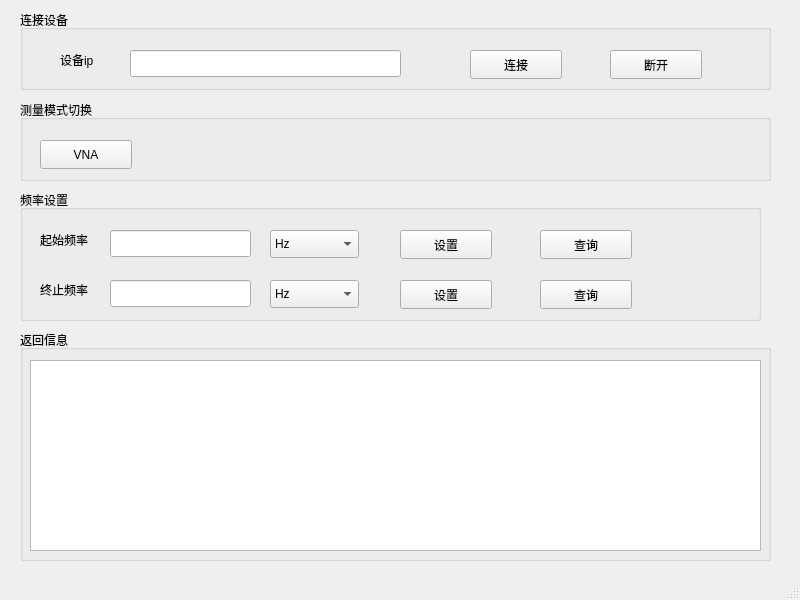
Above: VNA_rotat_sampling/mainwindow.ui from J4nnA/oldRoll before the change. Below: the same form after it.
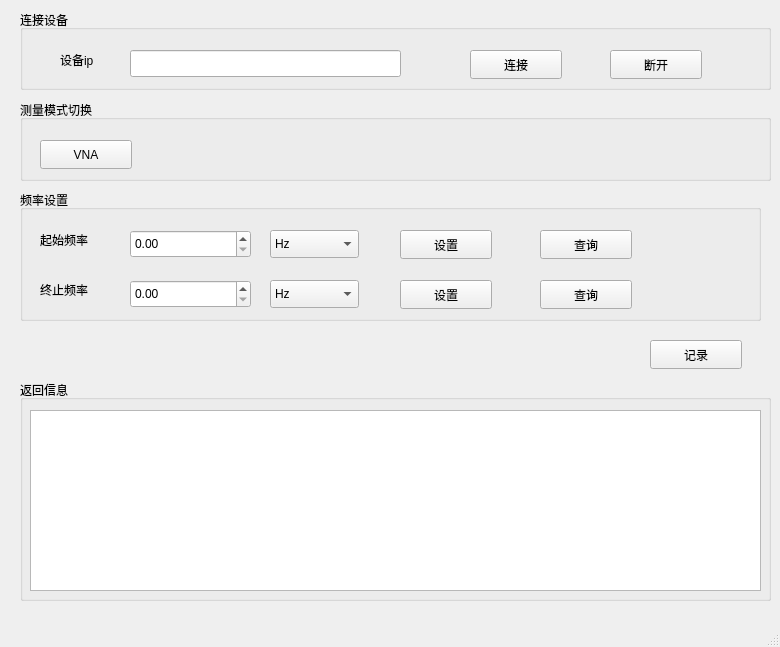
That is the form after the change.

Diff of the .ui file:
```diff
--- a/VNA_rotat_sampling/mainwindow.ui
+++ b/VNA_rotat_sampling/mainwindow.ui
@@ -6,8 +6,8 @@
    <rect>
     <x>0</x>
     <y>0</y>
-    <width>800</width>
-    <height>600</height>
+    <width>780</width>
+    <height>647</height>
    </rect>
   </property>
   <property name="windowTitle">
@@ -80,9 +80,9 @@
     <property name="geometry">
      <rect>
       <x>20</x>
-      <y>330</y>
+      <y>380</y>
       <width>751</width>
-      <height>231</height>
+      <height>221</height>
      </rect>
     </property>
     <property name="title">
@@ -94,7 +94,7 @@
        <x>10</x>
        <y>30</y>
        <width>731</width>
-       <height>191</height>
+       <height>181</height>
       </rect>
      </property>
     </widget>
@@ -137,16 +137,6 @@
     <property name="title">
      <string>频率设置</string>
     </property>
-    <widget class="QLineEdit" name="leStartFreq">
-     <property name="geometry">
-      <rect>
-       <x>90</x>
-       <y>40</y>
-       <width>141</width>
-       <height>27</height>
-      </rect>
-     </property>
-    </widget>
     <widget class="QLabel" name="label_2">
      <property name="geometry">
       <rect>
@@ -173,16 +163,6 @@
       <string>终止频率</string>
      </property>
     </widget>
-    <widget class="QLineEdit" name="leStopFreq">
-     <property name="geometry">
-      <rect>
-       <x>90</x>
-       <y>90</y>
-       <width>141</width>
-       <height>27</height>
-      </rect>
-     </property>
-    </widget>
     <widget class="QComboBox" name="cbStartFreqUnit">
      <property name="geometry">
       <rect>
@@ -197,19 +177,19 @@
        <string>Hz</string>
       </property>
      </item>
-    </widget>
-    <widget class="QComboBox" name="comboBox_2">
-     <property name="geometry">
-      <rect>
-       <x>250</x>
-       <y>90</y>
-       <width>89</width>
-       <height>28</height>
-      </rect>
-     </property>
      <item>
       <property name="text">
-       <string>Hz</string>
+       <string>kHz</string>
+      </property>
+     </item>
+     <item>
+      <property name="text">
+       <string>MHz</string>
+      </property>
+     </item>
+     <item>
+      <property name="text">
+       <string>GHz</string>
       </property>
      </item>
     </widget>
@@ -265,6 +245,69 @@
       <string>设置</string>
      </property>
     </widget>
+    <widget class="QDoubleSpinBox" name="dsbStartFreq">
+     <property name="geometry">
+      <rect>
+       <x>110</x>
+       <y>40</y>
+       <width>121</width>
+       <height>28</height>
+      </rect>
+     </property>
+    </widget>
+    <widget class="QDoubleSpinBox" name="dsbStopFreq">
+     <property name="geometry">
+      <rect>
+       <x>110</x>
+       <y>90</y>
+       <width>121</width>
+       <height>28</height>
+      </rect>
+     </property>
+    </widget>
+    <widget class="QComboBox" name="cbStopFreqUnit">
+     <property name="geometry">
+      <rect>
+       <x>250</x>
+       <y>90</y>
+       <width>89</width>
+       <height>28</height>
+      </rect>
+     </property>
+     <item>
+      <property name="text">
+       <string>Hz</string>
+      </property>
+     </item>
+     <item>
+      <property name="text">
+       <string>kHz</string>
+      </property>
+     </item>
+     <item>
+      <property name="text">
+       <string>MHz</string>
+      </property>
+     </item>
+     <item>
+      <property name="text">
+       <string>GHz</string>
+      </property>
+     </item>
+    </widget>
+   </widget>
+   <widget class="QPushButton" name="btnCore">
+    <property name="geometry">
+     <rect>
+      <x>650</x>
+      <y>340</y>
+      <width>92</width>
+      <height>29</height>
+     </rect>
+    </property>
+    <property name="text">
+     <string>记录</string>
+    </property>
    </widget>
   </widget>
   <widget class="QMenuBar" name="menubar">
@@ -272,7 +315,7 @@
     <rect>
      <x>0</x>
      <y>0</y>
-     <width>800</width>
+     <width>780</width>
      <height>21</height>
     </rect>
    </property>
```
